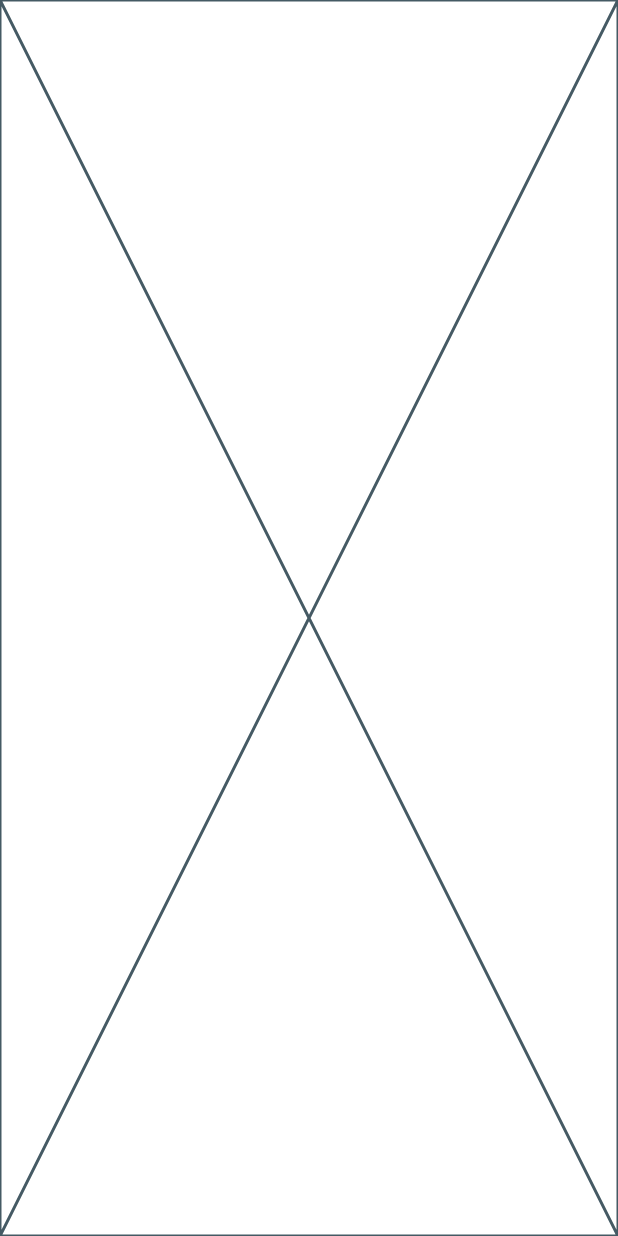
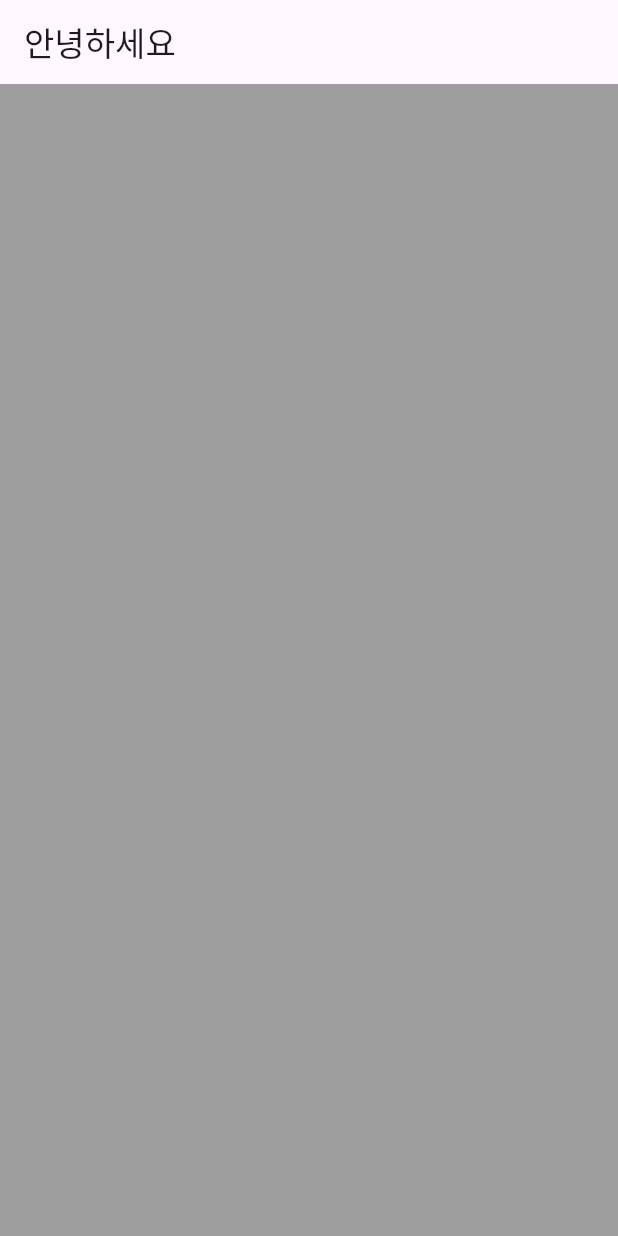
Before and after one commit to Chaehyun07/flutter_app, a Flutter app: the screen it shows after launch, on a phone screen of 412 x 824 dp. Run offline on Flutter 3.47's test engine with Material 3 defaults, Android fonts, the phone set to English and light mode, and no system bars.

Commit message:
1일차 마지막 커밋

```diff
--- a/lib/plash.dart
+++ b/lib/plash.dart
@@ -10,13 +10,15 @@ class MyHomePage extends StatefulWidget {
 class _MyHomePageState extends State<MyHomePage> {
   @override
   Widget build(BuildContext context) {
-    return Placeholder(
-    body: container(
-      width: MediaQuery.of(context).size.width,
-      height: MediaQuery.of(context).size.height,
-      color: Colors.grey,
-
-    )
+    return Scaffold(
+      appBar: AppBar(
+        title: const Text("안녕하세요"),
+      ),
+      body: Container(
+          width: MediaQuery.of(context).size.width,
+          height: MediaQuery.of(context).size.height,
+          color: Colors.grey
+      )
     );
   }
 }
```
